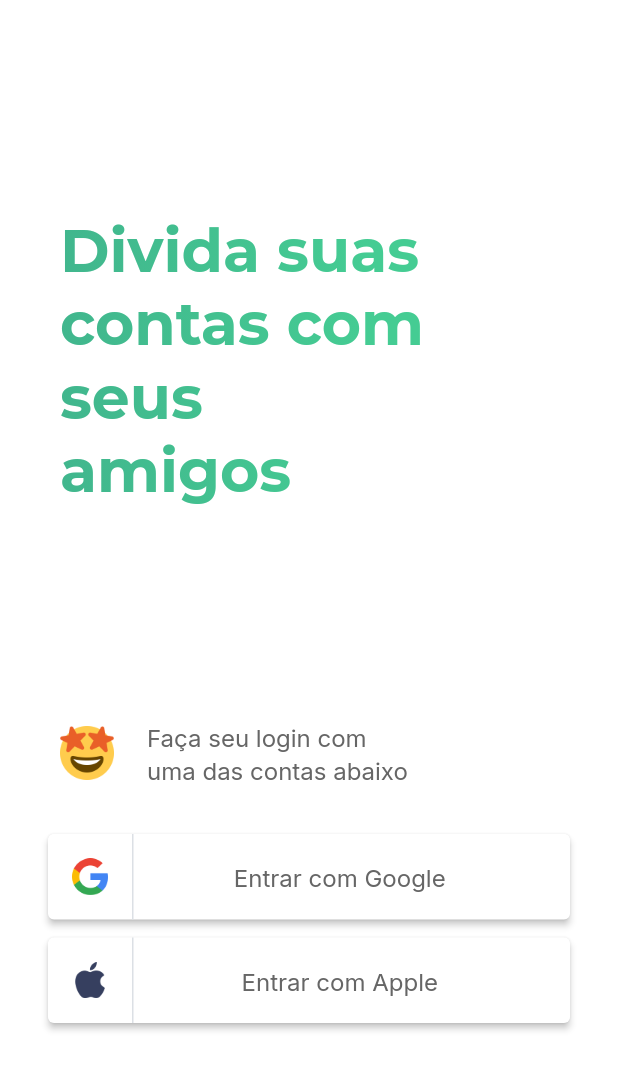
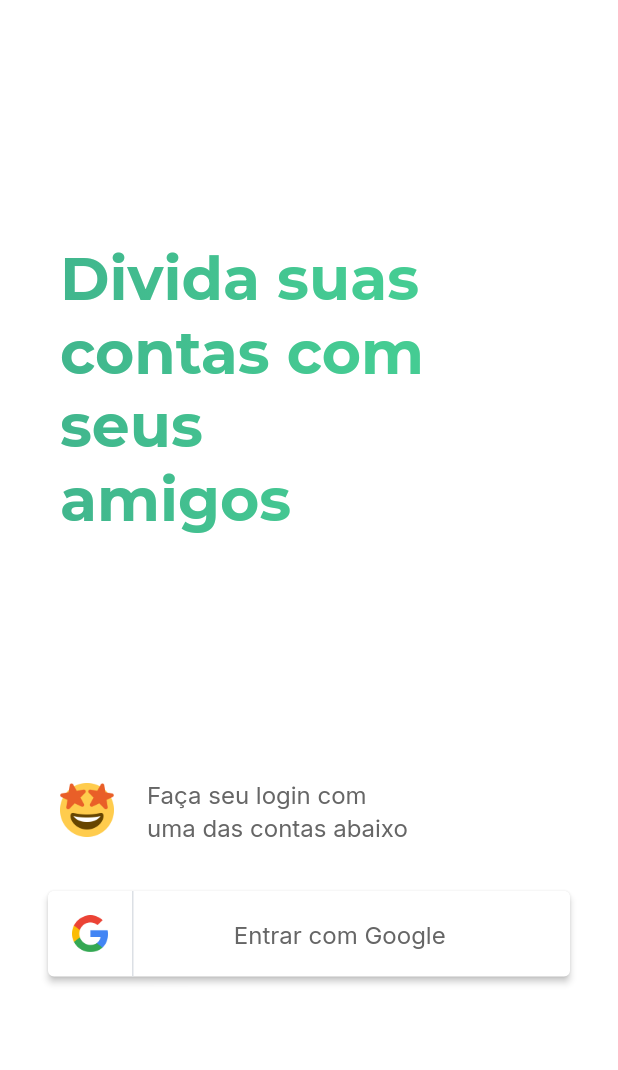
Before and after one commit to sidinei-silva/-rocketseat_ignite_flutter_chapter_3_desafio_02, a Flutter app: the screen it shows after launch, on a phone screen of 412 x 824 dp. Shown: the top 1070 px of the screen. Run offline on Flutter 3.47's test engine with Material 2 defaults, Android fonts, the phone set to English and light mode, and no system bars; our stand-ins replace firebase_core, google_fonts, google_sign_in; accounts and stored records are empty.

Commit message:
Comentando signIn da apple

```diff
--- a/lib/pages/login/login_page.dart
+++ b/lib/pages/login/login_page.dart
@@ -80,11 +80,11 @@ class _LoginPageState extends State<LoginPage> {
                     SizedBox(
                       height: 12,
                     ),
-                    SocialButtonWidget(
-                      label: "Entrar com Apple",
-                      pathImage: AppImages.appleIcon,
-                      onPressed: () {},
-                    ),
+                    // SocialButtonWidget(
+                    //   label: "Entrar com Apple",
+                    //   pathImage: AppImages.appleIcon,
+                    //   onPressed: () {},
+                    // ),
                   ],
                 ),
               ),
```
